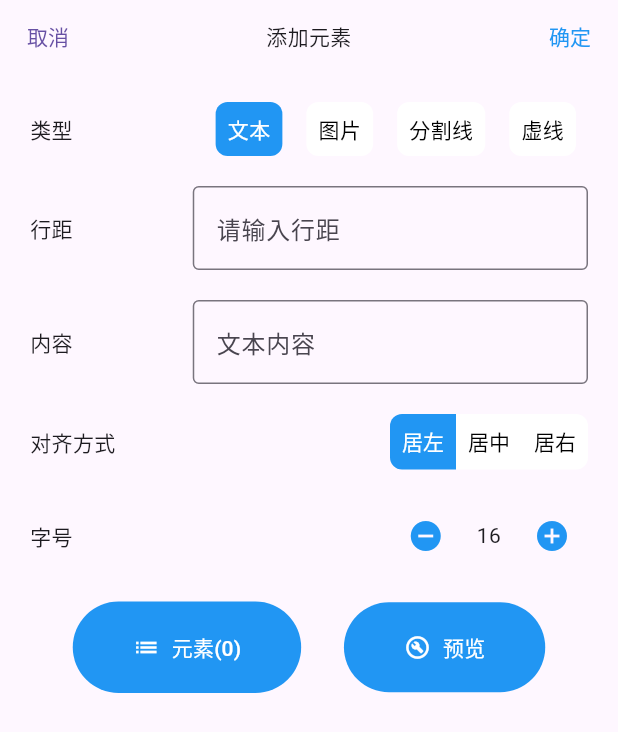
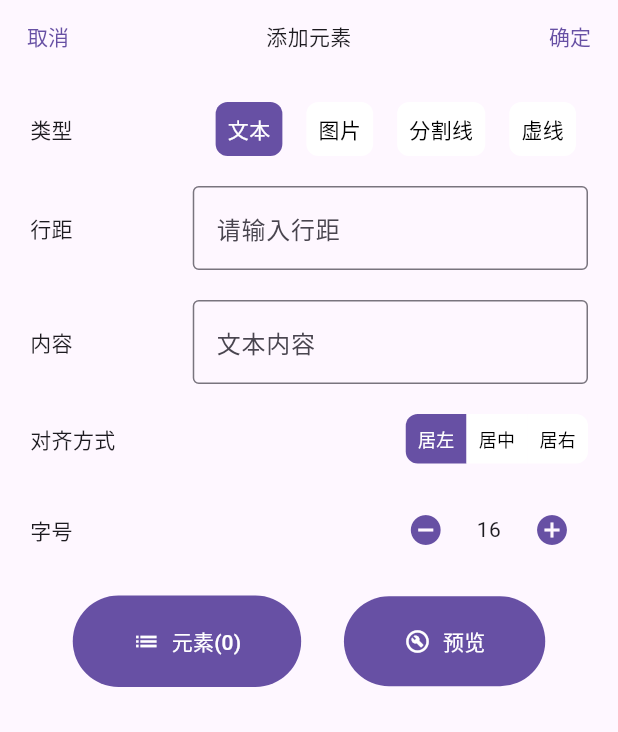
Before and after one commit to Yiwei099/universal_printer_flutter, a Flutter app: the DrawBottomSheetWidget widget shown alone on an empty page, opened directly, on a phone screen of 412 x 824 dp. Shown: the top 732 px of the screen. Run offline on Flutter 3.47's test engine with Material 3 defaults, Android fonts, the phone set to English and light mode, and no system bars; our stand-ins replace get, shared_preferences; accounts and stored records are empty.

Commit message:
css：颜色配合主题切换

```diff
--- a/lib/MainPage.dart
+++ b/lib/MainPage.dart
@@ -31,6 +31,7 @@ class _MainPageState extends State<MainPage> {
           child: AppBar(
             centerTitle: true,
             titleSpacing: 0,
+            backgroundColor: Colors.transparent,
             title: const Text(
               '开发者捷印',
               style: TextStyle(
--- a/lib/module/about/AboutController.dart
+++ b/lib/module/about/AboutController.dart
@@ -18,8 +18,4 @@ class AboutController extends GetxController {
     super.onInit();
     localThemeMode.value = ShapedPreferencesUtils.getInt(key: Constant.SP_THEME_MODE);
   }
-
-
-  @override
-  void onClose() {}
 }
--- a/lib/module/printer/detail/PrinterDetailScreen.dart
+++ b/lib/module/printer/detail/PrinterDetailScreen.dart
@@ -47,7 +47,6 @@ class _ModifyPrinterPageState extends State<ModifyPrinterPage> {
           child: AppBar(
             leading: IconButton(
               iconSize: 24,
-              color: Colors.black,
               icon: const Icon(Icons.arrow_back_ios), // 自定义返回按钮图标
               onPressed: () => _onBackPressed(context),
             ),
@@ -258,7 +257,7 @@ class _ModifyPrinterPageState extends State<ModifyPrinterPage> {
                 const SizedBox(height: 16.0),
                 TextButton(
                   onPressed: () => {controller.saveWifiIp()},
-                  child: const Text('确定', style: TextStyle(color: Colors.blue)),
+                  child: const Text('确定'),
                 ),
               ],
             ),
--- a/lib/widget/draw/DrawElementWidget.dart
+++ b/lib/widget/draw/DrawElementWidget.dart
@@ -2,6 +2,7 @@ import 'dart:convert';
 
 import 'package:flutter/cupertino.dart';
 import 'package:flutter/material.dart';
+import 'package:get/get.dart';
 import 'package:universal_printer_flutter/bean/draw/element/TextElement.dart';
 import 'package:universal_printer_flutter/widget/number/NumberActionWidget.dart';
 import 'package:universal_printer_flutter/widget/radio/RadioGroupWidget.dart';
@@ -122,7 +123,7 @@ class _DrawBottomSheetWidgetState extends State<DrawBottomSheetWidget> {
         const SizedBox(height: 16.0),
         TextButton(
           onPressed: () => {_buildElement()},
-          child: const Text('确定', style: TextStyle(color: Colors.blue)),
+          child: const Text('确定'),
         ),
       ],
     );
@@ -166,7 +167,7 @@ class _DrawBottomSheetWidgetState extends State<DrawBottomSheetWidget> {
           margin: const EdgeInsets.symmetric(horizontal: 8.0),
           padding: const EdgeInsets.only(left: 8, right: 8, top: 8, bottom: 8),
           decoration: BoxDecoration(
-            color: isChoose ? Colors.blue : Colors.white,
+            color: isChoose ? Get.theme.primaryColor : Colors.white,
             borderRadius: BorderRadius.circular(8.0),
           ),
           child: Text(
@@ -272,7 +273,7 @@ class _DrawBottomSheetWidgetState extends State<DrawBottomSheetWidget> {
                   top: 20, bottom: 20, left: 40, right: 40),
               disabledForegroundColor: Colors.white,
               disabledBackgroundColor: Colors.grey,
-              backgroundColor: Colors.blue,
+              backgroundColor: Get.theme.primaryColor,
               foregroundColor: Colors.white),
         ),
         TextButton.icon(
@@ -284,7 +285,7 @@ class _DrawBottomSheetWidgetState extends State<DrawBottomSheetWidget> {
                   top: 20, bottom: 20, left: 40, right: 40),
               disabledForegroundColor: Colors.white,
               disabledBackgroundColor: Colors.grey,
-              backgroundColor: Colors.blue,
+              backgroundColor: Get.theme.primaryColor,
               foregroundColor: Colors.white),
         ),
       ],
--- a/lib/widget/number/NumberActionWidget.dart
+++ b/lib/widget/number/NumberActionWidget.dart
@@ -1,5 +1,6 @@
 
 import 'package:flutter/material.dart';
+import 'package:get/get.dart';
 
 class NumberActionWidget extends StatefulWidget {
   int value; // 默认值
@@ -34,7 +35,7 @@ class _NumberActionWidgetState extends State<NumberActionWidget> {
             onPressed: enableRemove ? () => {
               widget.listener(widget.value - 2)
             } : null,
-            icon: Icon(Icons.remove_circle, color: enableRemove ? Colors.blue : Colors.grey),),
+            icon: Icon(Icons.remove_circle, color: enableRemove ? Get.theme.primaryColor : Colors.grey),),
         const SizedBox(
           width: 10,
         ),
@@ -46,7 +47,7 @@ class _NumberActionWidgetState extends State<NumberActionWidget> {
             onPressed: enableAdd ? () => {
               widget.listener(widget.value + 2)
             } : null,
-            icon: Icon(Icons.add_circle, color: enableAdd ? Colors.blue : Colors.grey)),
+            icon: Icon(Icons.add_circle, color: enableAdd ? Get.theme.primaryColor : Colors.grey)),
       ],
     );
   }
--- a/lib/widget/radio/RadioGroupWidget.dart
+++ b/lib/widget/radio/RadioGroupWidget.dart
@@ -1,4 +1,5 @@
 import 'package:flutter/material.dart';
+import 'package:get/get.dart';
 
 import '../../bean/Item.dart';
 
@@ -49,7 +50,7 @@ class _RadioGroupWidgetState extends State<RadioGroupWidget> {
           curve: Curves.linear,
           padding: const EdgeInsets.only(left: 8, right: 8, top: 8, bottom: 8),
           decoration: BoxDecoration(
-            color: isChoose ? Colors.blue : Colors.white,
+            color: isChoose ? Get.theme.primaryColor : Colors.white,
             borderRadius: BorderRadius.only(
               topLeft: i == 0 ? const Radius.circular(8) : Radius.zero,
               bottomLeft: i == 0 ? const Radius.circular(8) : Radius.zero,
@@ -61,10 +62,7 @@ class _RadioGroupWidgetState extends State<RadioGroupWidget> {
                   : Radius.zero,
             ),
           ),
-          child: AnimatedDefaultTextStyle(
-              style: TextStyle(color: isChoose ? Colors.white : Colors.black),
-              duration: const Duration(milliseconds: 300),
-              child: Text(item.name)),
+          child:Text(item.name,style: TextStyle(color: isChoose ? Colors.white : Colors.black,fontSize: 12),)
         ),
       ));
     }
```
Also changed, not shown: lib/module/draw/canvas/CanvasOptionController.dart (+6 -4 lines), lib/module/draw/canvas/CanvasOptionWidget.dart (+26 -32 lines), lib/widget/draw/DrawReceiptWidget.dart (+5 -8 lines).
